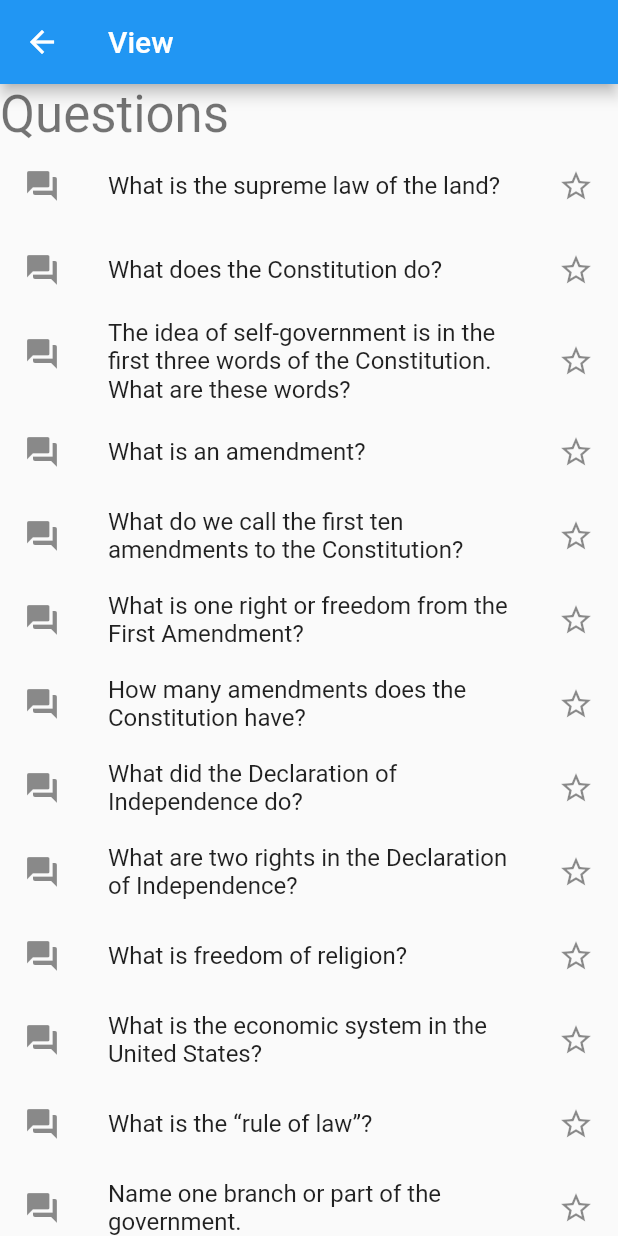
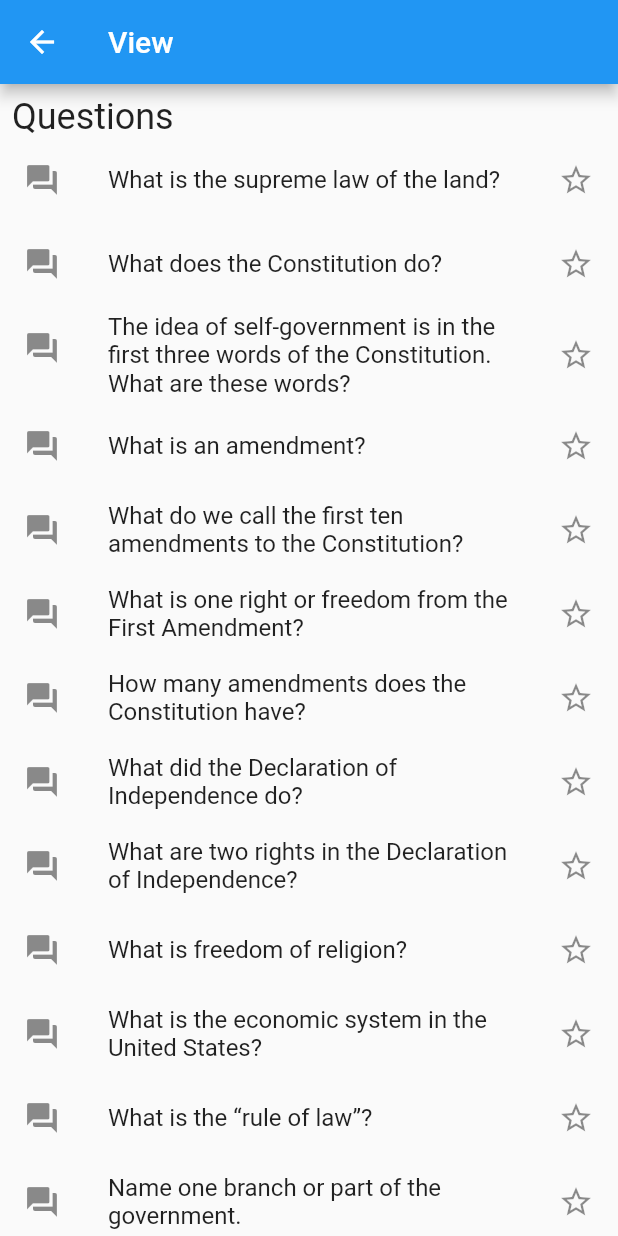
Before and after one commit to kaladron/uscis_test, a Flutter app: the ViewScreen screen opened by its route, on a phone screen of 412 x 824 dp. Run offline on Flutter 3.47's test engine with Material 2 defaults, Android fonts, the phone set to English and light mode, and no system bars; our stand-ins replace flutter_html, flutter_tts, shared_preferences, speech_to_text; missing offline and left inert: flag; accounts and stored records are empty.

Commit message:
Fix heading size and placement

```diff
--- a/lib/viewscreen.dart
+++ b/lib/viewscreen.dart
@@ -14,15 +14,22 @@ class ViewScreen extends StatelessWidget {
         ),
         body: ListView(children: [
           if (context.watch<QuestionStorage>().starredQuestions.isNotEmpty)
-            Text('Starred',
-                style: Theme.of(context).textTheme.headline4,
-                textAlign: TextAlign.left),
+            Padding(
+              padding: EdgeInsets.only(left: 8, top: 8),
+              child: Text('Starred',
+                  style: Theme.of(context).textTheme.headline5,
+                  textAlign: TextAlign.left),
+            ),
           ...context
               .watch<QuestionStorage>()
               .starredQuestions
               .map((e) => QuestionListItem(e.number - 1))
               .toList(),
-          Text('Questions', style: Theme.of(context).textTheme.headline4),
+          Padding(
+            padding: EdgeInsets.only(left: 8, top: 8),
+            child:
+                Text('Questions', style: Theme.of(context).textTheme.headline5),
+          ),
           ...context
               .watch<QuestionStorage>()
               .questions
```
